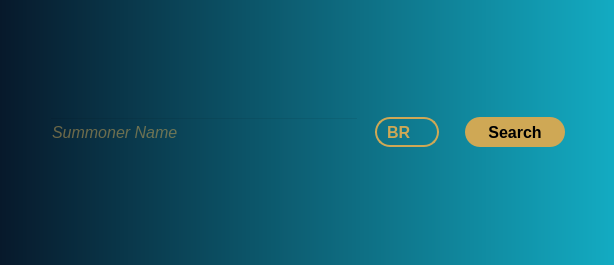
Before: the Qt Designer form mainwindow.ui in YannikSahl/TFT-Analyzer, drawn with Qt 5.
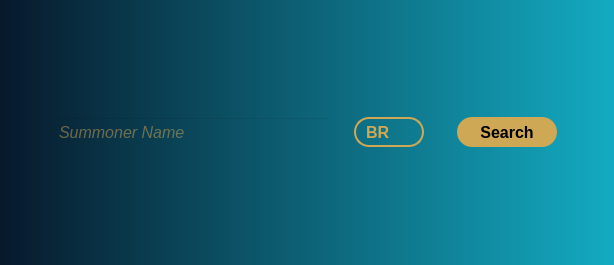
After: the same form once the commit is applied. Icons and pictures are not drawn.

The edit to the form file:
```diff
--- a/mainwindow.ui
+++ b/mainwindow.ui
@@ -63,8 +63,10 @@
     <cursorShape>ArrowCursor</cursorShape>
    </property>
    <property name="styleSheet">
-    <string notr="true">background-color: transparent;
-color: rgb(207, 168, 85);</string>
+    <string notr="true">*{
+background: transparent;
+color: rgb(207, 168, 85);
+}</string>
    </property>
    <layout class="QGridLayout" name="gridLayout">
     <item row="1" column="2">
@@ -97,6 +99,12 @@
         <height>30</height>
        </size>
       </property>
+      <property name="maximumSize">
+       <size>
+        <width>100</width>
+        <height>30</height>
+       </size>
+      </property>
       <property name="font">
        <font>
         <family>MS Sans Serif</family>
@@ -148,7 +156,13 @@
      <widget class="QComboBox" name="regionChooserBox">
       <property name="minimumSize">
        <size>
-        <width>60</width>
+        <width>70</width>
+        <height>30</height>
+       </size>
+      </property>
+      <property name="maximumSize">
+       <size>
+        <width>70</width>
         <height>30</height>
        </size>
       </property>
@@ -255,7 +269,13 @@
       </property>
       <property name="minimumSize">
        <size>
-        <width>250</width>
+        <width>275</width>
+        <height>30</height>
+       </size>
+      </property>
+      <property name="maximumSize">
+       <size>
+        <width>275</width>
         <height>30</height>
        </size>
       </property>
```
